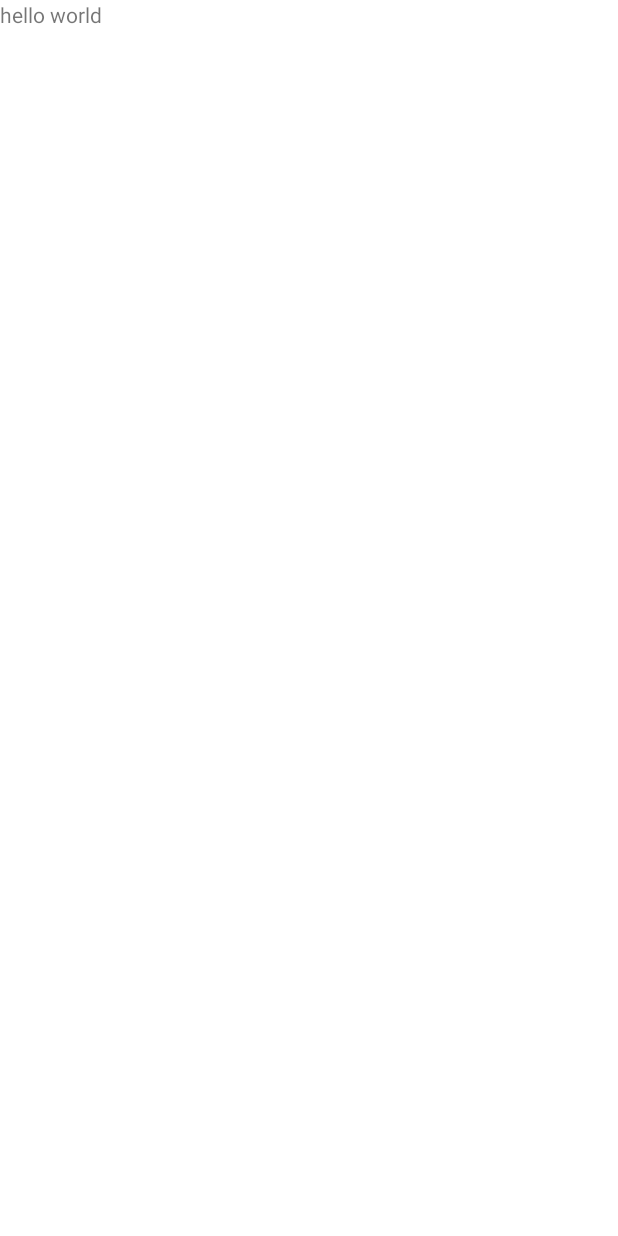
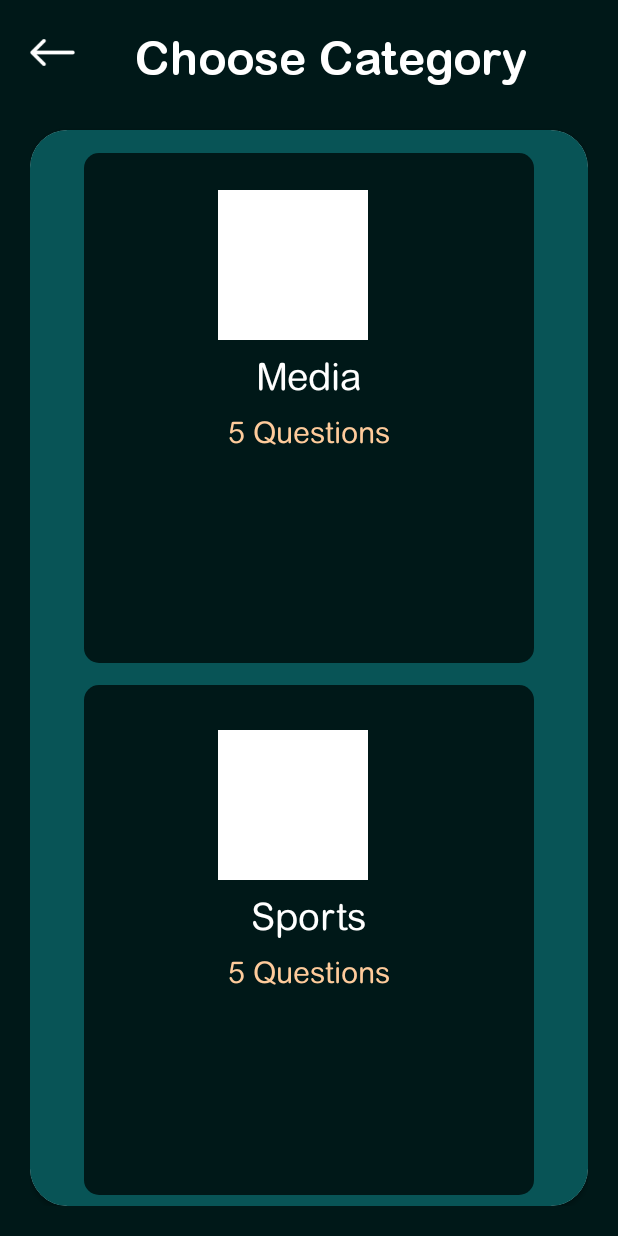
Before and after one commit to Tsebo200/2KQuiz, an Android app: the screen it shows after launch (ChooseCatActivity), on a phone screen of 412 x 824 dp. Before the commit the screen is almost empty. Run offline under Robolectric (Android 15) with nearby library versions, the phone set to English and light mode, and no system bars.

Commit message:
Choose Category almost done

```diff
--- a/app/src/main/AndroidManifest.xml
+++ b/app/src/main/AndroidManifest.xml
@@ -38,12 +38,12 @@
         <activity
             android:name=".QuestionActivity"
             android:exported="true">
+<!--             <intent-filter>-->
+<!--             <action android:name="android.intent.action.MAIN" />-->
+<!--             <category android:name="android.intent.category.LAUNCHER" />-->
+<!--             </intent-filter>-->
+        </activity>
 
-            <!-- <intent-filter> -->
-            <!-- <action android:name="android.intent.action.MAIN" /> -->
-            <!-- <category android:name="android.intent.category.LAUNCHER" /> -->
-            <!-- </intent-filter> -->
-        </activity>
         <activity
             android:name=".Welcome"
             android:exported="true"
--- /dev/null
+++ b/app/src/main/res/drawable/categories_block.xml
@@ -0,0 +1,10 @@
+<?xml version="1.0" encoding="utf-8"?>
+<shape android:shape="rectangle"
+    xmlns:android="http://schemas.android.com/apk/res/android">
+    <solid android:color="@color/question_page_bg"></solid>
+    <corners android:bottomLeftRadius="10dp"
+        android:bottomRightRadius="10dp"
+        android:topLeftRadius="10dp"
+        android:topRightRadius="10dp">
+    </corners>
+</shape>
--- a/app/src/main/res/layout/activity_choose_cat.xml
+++ b/app/src/main/res/layout/activity_choose_cat.xml
@@ -1,14 +1,133 @@
 <?xml version="1.0" encoding="utf-8"?>
-<androidx.constraintlayout.widget.ConstraintLayout xmlns:android="http://schemas.android.com/apk/res/android"
+<LinearLayout xmlns:android="http://schemas.android.com/apk/res/android"
     xmlns:app="http://schemas.android.com/apk/res-auto"
     xmlns:tools="http://schemas.android.com/tools"
     android:layout_width="match_parent"
     android:layout_height="match_parent"
+    android:orientation="vertical"
+    android:layout_gravity="center_horizontal"
+    android:background="@color/question_page_bg"
+    android:padding="20dp"
     tools:context=".ChooseCatActivity">
 
+    <LinearLayout
+        android:layout_width="match_parent"
+        android:layout_height="wrap_content">
+
+    <ImageView
+        android:layout_width="30dp"
+        android:layout_height="30dp"
+        android:src="@drawable/returnui"/>
+
     <TextView
-        android:layout_width="wrap_content"
+        android:layout_width="match_parent"
         android:layout_height="wrap_content"
-        android:text="hello world">
+        android:textColor="@color/white"
+        android:fontFamily="@font/arial_rounded_mt_bold"
+        android:textAlignment="center"
+        android:textSize="31sp"
+        android:text="Choose Category">
     </TextView>
-</androidx.constraintlayout.widget.ConstraintLayout>
+    </LinearLayout>
+
+    <androidx.cardview.widget.CardView
+        android:layout_width="match_parent"
+        android:layout_height="wrap_content"
+        app:cardCornerRadius="25dp"
+        android:layout_marginTop="30dp">
+
+        <LinearLayout
+            android:layout_width="match_parent"
+            android:layout_height="wrap_content"
+            android:orientation="vertical"
+            android:background="@color/PrimaryColor1"
+            android:padding="400dp"
+            android:layout_gravity="center">
+        </LinearLayout>
+
+<!--<androidx.cardview.widget.CardView-->
+<!--    android:layout_width="match_parent"-->
+<!--    android:layout_height="wrap_content">-->
+        <LinearLayout
+            android:layout_width="300dp"
+            android:layout_height="wrap_content"
+            android:background="@drawable/categories_block"
+            android:layout_marginTop="15dp"
+            android:layout_gravity="center_horizontal"
+            android:padding="170dp">
+        </LinearLayout>
+
+        <LinearLayout
+            android:layout_width="300dp"
+            android:layout_height="wrap_content"
+            android:background="@drawable/categories_block"
+            android:layout_marginTop="370dp"
+            android:layout_gravity="center_horizontal"
+            android:padding="170dp">
+        </LinearLayout>
+
+
+
+        <LinearLayout
+            android:layout_width="100dp"
+            android:layout_height="100dp"
+             android:layout_marginTop="40dp"
+            android:layout_marginStart="125dp"
+            android:background="@color/white">
+        </LinearLayout>
+
+        <TextView
+            android:layout_width="wrap_content"
+            android:layout_height="wrap_content"
+            android:text="Media"
+            android:layout_gravity="center_horizontal"
+            android:textSize="25sp"
+            android:layout_marginTop="150dp"
+            android:textColor="@color/white"
+            android:fontFamily="@font/arial_rounded">
+        </TextView>
+
+
+        <TextView
+            android:layout_width="wrap_content"
+            android:layout_height="wrap_content"
+            android:text="Sports"
+            android:textSize="25sp"
+            android:layout_gravity="center_horizontal"
+            android:layout_marginTop="510dp"
+            android:textColor="@color/white"
+            android:fontFamily="@font/arial_rounded">
+        </TextView>
+
+        <LinearLayout
+            android:layout_width="100dp"
+            android:layout_height="100dp"
+            android:layout_marginTop="400dp"
+            android:layout_marginStart="125dp"
+            android:background="@color/white">
+        </LinearLayout>
+
+        <TextView
+            android:layout_width="match_parent"
+            android:layout_height="wrap_content"
+            android:textAlignment="center"
+            android:textSize="20sp"
+            android:textColor="@color/Accent"
+            android:fontFamily="@font/arial_rounded"
+            android:layout_marginTop="190dp"
+            android:text="5 Questions">
+        </TextView>
+
+        <TextView
+            android:layout_width="match_parent"
+            android:layout_height="wrap_content"
+            android:textAlignment="center"
+            android:textSize="20sp"
+            android:textColor="@color/Accent"
+            android:fontFamily="@font/arial_rounded"
+            android:layout_marginTop="550dp"
+            android:text="5 Questions">
+        </TextView>
+    </androidx.cardview.widget.CardView>
+
+</LinearLayout>
```
